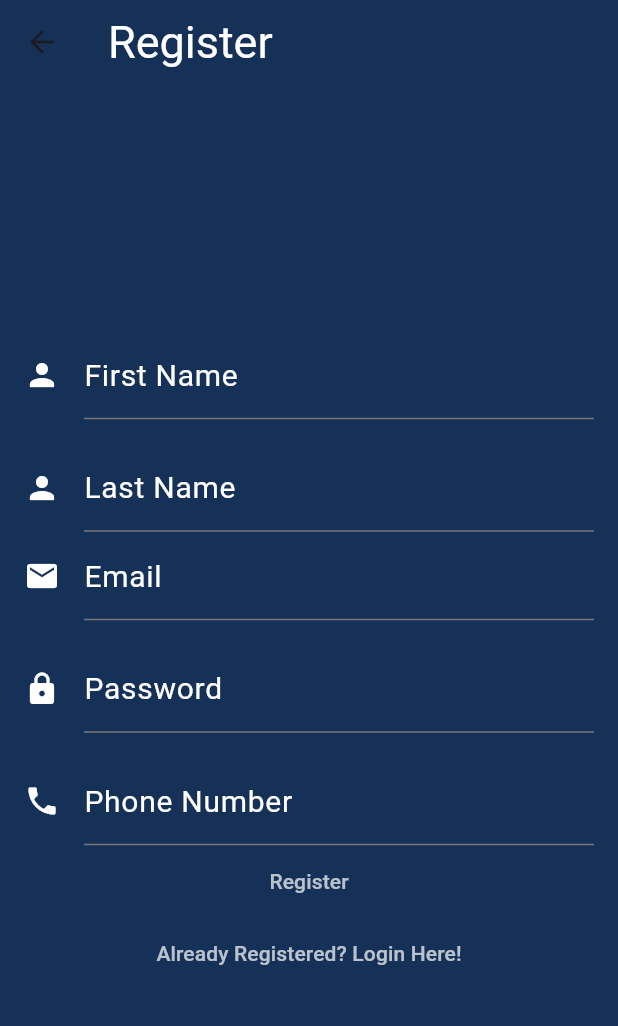
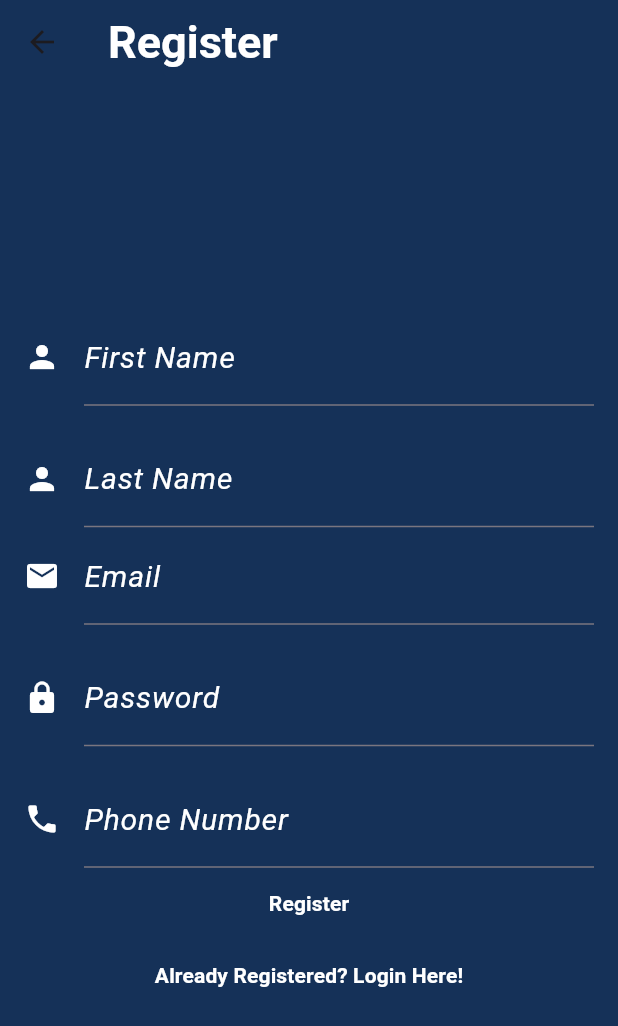
Before and after one commit to Ziadmohamed345/Arabni_MaaS_App, a Flutter app: the RegisterScreen screen opened by its route, on a phone screen of 412 x 824 dp. Shown: the top 1026 px of the screen. Run offline on Flutter 3.47's test engine with Material 3 defaults, Android fonts, the phone set to English and light mode, and no system bars; our stand-ins replace firebase_auth, firebase_core, flutter_map, flutter_screenutil, google_fonts, latlong2; accounts and stored records are empty; network calls fail.

Commit message:
error handling in register, login

```diff
--- a/lib/features/Register/views/screen/register.dart
+++ b/lib/features/Register/views/screen/register.dart
@@ -44,7 +44,7 @@ class _RegisterScreenState extends State<RegisterScreen> {
     return Scaffold(
       appBar: AppBar(
         title: const Text('Register'),
-        titleTextStyle: const TextStyle(color: Colors.white, fontSize: 30),
+        titleTextStyle: const TextStyle(color: Colors.white, fontSize: 30, fontWeight: FontWeight.bold),
         backgroundColor: const Color(0xFF153158), // Use const for static text
       ),
       body: Container(
@@ -59,10 +59,19 @@ class _RegisterScreenState extends State<RegisterScreen> {
   decoration: const InputDecoration(
     labelText: 'First Name',
     labelStyle: TextStyle(
-                        color: Colors.white, fontSize: 20), // Set title color
+      color: Colors.white,
+      fontSize: 20,
+      fontStyle: FontStyle.italic,
+    ),
     icon: Icon(Icons.person),
-                    iconColor: Colors.white),
+    iconColor: Colors.white,
+  ),
   keyboardType: TextInputType.emailAddress,
+  style: const TextStyle(
+    color: Colors.white,
+    fontStyle: FontStyle.italic,
+    fontSize: 20,
+  ),
 ),
 const SizedBox(height: 16.0),
 TextField(
@@ -70,9 +79,18 @@ class _RegisterScreenState extends State<RegisterScreen> {
   decoration: const InputDecoration(
     labelText: 'Last Name',
     labelStyle: TextStyle(
-                        color: Colors.white, fontSize: 20), // Set title color
+      color: Colors.white,
+      fontSize: 20,
+      fontStyle: FontStyle.italic,
+    ),
     icon: Icon(Icons.person),
-                    iconColor: Colors.white),
+    iconColor: Colors.white,
+  ),
+  style: const TextStyle(
+    color: Colors.white,
+    fontStyle: FontStyle.italic,
+    fontSize: 20,
+  ),
 ),
 TextField(
   controller: _email,
@@ -82,9 +100,18 @@ class _RegisterScreenState extends State<RegisterScreen> {
   decoration: const InputDecoration(
     labelText: 'Email',
     labelStyle: TextStyle(
-                        color: Colors.white, fontSize: 20), // Set title color
+      color: Colors.white,
+      fontSize: 20,
+      fontStyle: FontStyle.italic,
+    ),
     icon: Icon(Icons.email),
-                    iconColor: Colors.white),
+    iconColor: Colors.white,
+  ),
+  style: const TextStyle(
+    color: Colors.white,
+    fontStyle: FontStyle.italic,
+    fontSize: 20,
+  ),
 ),
 const SizedBox(height: 16.0),
 TextField(
@@ -95,9 +122,18 @@ class _RegisterScreenState extends State<RegisterScreen> {
   decoration: const InputDecoration(
     labelText: 'Password',
     labelStyle: TextStyle(
-                        color: Colors.white, fontSize: 20), // Set title color
+      color: Colors.white,
+      fontSize: 20,
+      fontStyle: FontStyle.italic,
+    ),
     icon: Icon(Icons.lock),
-                    iconColor: Colors.white),
+    iconColor: Colors.white,
+  ),
+  style: const TextStyle(
+    color: Colors.white,
+    fontStyle: FontStyle.italic,
+    fontSize: 20,
+  ),
 ),
 const SizedBox(height: 16.0),
 TextField(
@@ -105,24 +141,32 @@ class _RegisterScreenState extends State<RegisterScreen> {
   decoration: const InputDecoration(
     labelText: 'Phone Number',
     labelStyle: TextStyle(
-                        color: Colors.white, fontSize: 20), // Set title color
+      color: Colors.white,
+      fontSize: 20,
+      fontStyle: FontStyle.italic,
+    ),
     icon: Icon(Icons.phone),
-                    iconColor: Colors.white),
+    iconColor: Colors.white,
+  ),
   keyboardType: TextInputType.phone,
+  style: const TextStyle(
+    color: Colors.white,
+    fontStyle: FontStyle.italic,
+    fontSize: 20,
   ),
+),
+
               TextButton(
   onPressed: () async {
     final email = _email.text;
     final password = _password.text;
-                  //try {
-                    final userCredential =
-                        await FirebaseAuth.instance.createUserWithEmailAndPassword(
+    try {
+      final userCredential = await FirebaseAuth.instance.createUserWithEmailAndPassword(
         email: email,
         password: password,
       );
       // Show success message
       showDialog(
-                      // ignore: use_build_context_synchronously
         context: context,
         builder: (BuildContext context) {
           return AlertDialog(
@@ -139,44 +183,46 @@ class _RegisterScreenState extends State<RegisterScreen> {
           );
         },
       );
-                  }, //on FirebaseAuthException catch (e) {
-                    //String errorMessage = 'Registration failed!';
-                    //if (e.code == 'weak password') {
-                      //errorMessage = 'Weak password';
-                    //} else if (e.code == 'email already in use') {
-                      //errorMessage = 'Email already in use';
-                    //}
+    } on FirebaseAuthException catch (e) {
+      String errorMessage = 'Registration failed!';
+      if (e.code == 'weak-password') {
+        errorMessage = 'Weak password';
+      } else if (e.code == 'email-already-in-use') {
+        errorMessage = 'Email already in use';
+      }
       // Show error message
-                    //showDialog(
-                      //context: context,
-                      //builder: (BuildContext context) {
-                        //return AlertDialog(
-                          //title: const Text('E R R O R'),
-                          //content: Text(errorMessage),
-                          //actions: [
-                            //TextButton(
-                              //onPressed: () {
-                                //Navigator.of(context).pop(); // Close the dialog
-                              //},
-                              //child: const Text('OK'),
-                            //),
-                          //],
-                        //);
-                      //},
-                    //);
-                  //}
-                //},
-
+      showDialog(
+        context: context,
+        builder: (BuildContext context) {
+          return AlertDialog(
+            title: const Text('ERROR'),
+            content: Text(errorMessage),
+            actions: [
+              TextButton(
+                onPressed: () {
+                  Navigator.of(context).pop(); // Close the dialog
+                },
+                child: const Text('OK'),
+              ),
+            ],
+          );
+        },
+      );
+    }
+  },
   child: const Text(
     'Register',
-                  style: TextStyle(color: Colors.white70),
+    style: TextStyle(color: Colors.white, fontWeight: FontWeight.bold,),
   ),
 ),
 TextButton(
   onPressed: () {
     Navigator.of(context).pushNamedAndRemoveUntil('/login/', (route) => false);
-
-                  }, child: const Text("Already Registered? Login Here!" , style: TextStyle(color: Colors.white70),)
+  },
+  child: const Text(
+    "Already Registered? Login Here!",
+    style: TextStyle(color: Colors.white , fontWeight: FontWeight.bold,),
+  ),
 )
             ],
           ),
--- a/lib/main.dart
+++ b/lib/main.dart
@@ -2,7 +2,7 @@
 
 import 'package:firebase_core/firebase_core.dart';
 import 'package:flutter/material.dart';
-import 'package:flutter_screenutil/flutter_screenutil.dart';
+//import 'package:flutter_screenutil/flutter_screenutil.dart';
 //import 'package:maasapp/core/utils/string_constants.dart';
 //import 'package:maasapp/features/Iternairy/view models/screenUI.dart';
 import 'package:maasapp/features/Register/views/screen/login.dart';
--- a/pubspec.yaml
+++ b/pubspec.yaml
@@ -67,9 +67,8 @@ flutter:
   uses-material-design: true
 
   # To add assets to your application, add an assets section, like this:
-  # assets:
-  #   - images/a_dot_burr.jpeg
-  #   - images/a_dot_ham.jpeg
+  assets:
+  - assets/images/
 
   # An image asset can refer to one or more resolution-specific "variants", see
   # https://flutter.dev/assets-and-images/#resolution-aware
```
Also changed, not shown: lib/features/Register/views/screen/login.dart (+47 -31 lines). Lines whose indentation alone changed are shown as unchanged.
